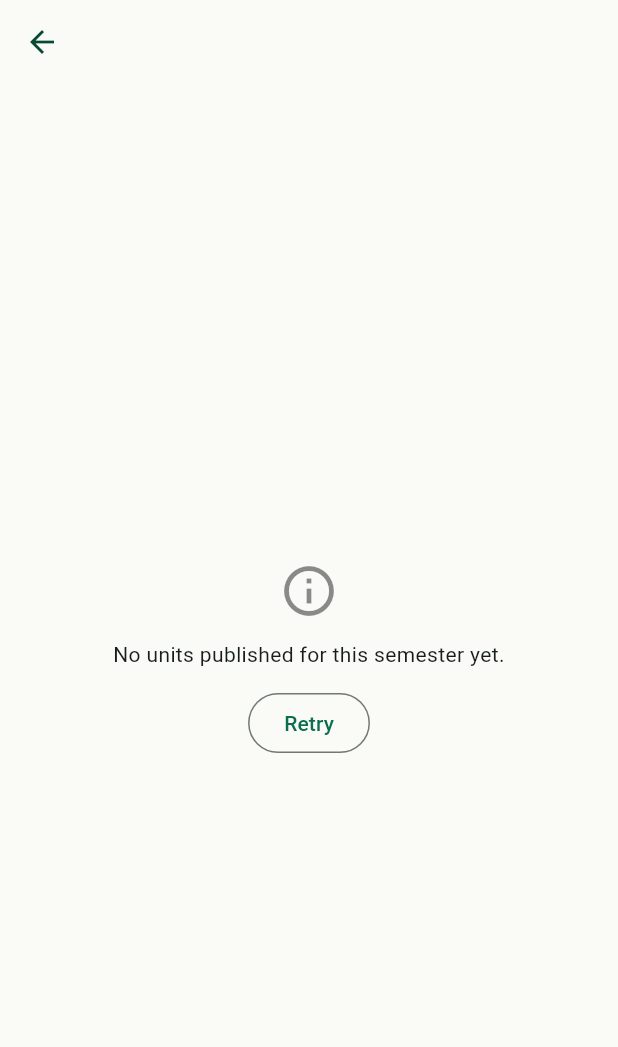
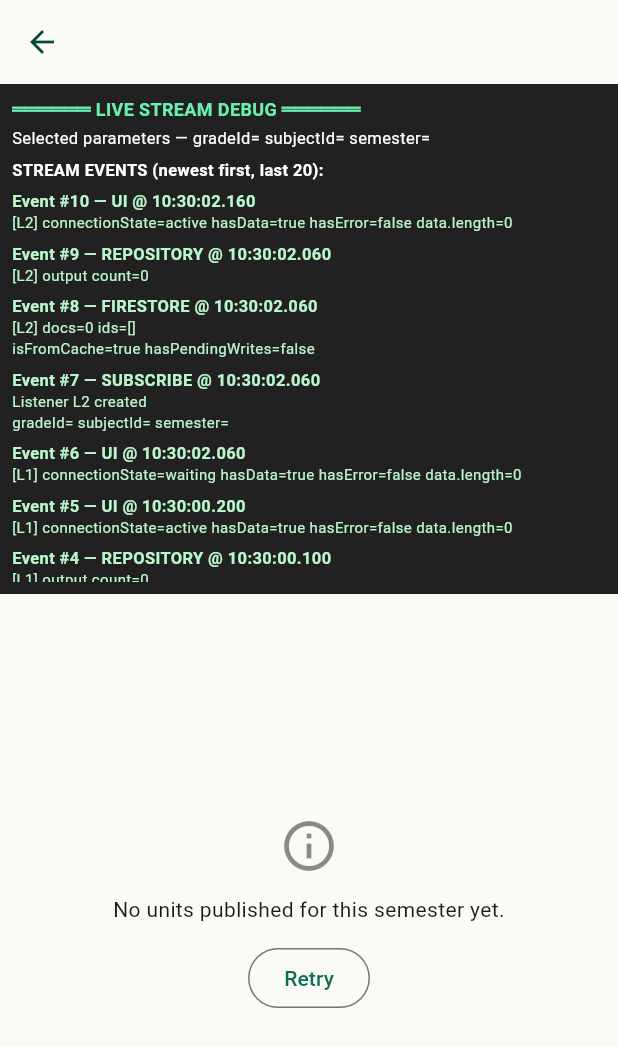
Before and after one commit to Asmatullah-2022/DCTE-KP-Teachers-, a Flutter app: the SemesterUnitsScreen screen opened directly with empty values, after a tap on "Retry", on a phone screen of 412 x 824 dp. Shown: the top 1047 px of the screen. Run offline on Flutter 3.47's test engine with Material 3 defaults, Android fonts, the phone set to English and light mode, and no system bars; our stand-ins replace cloud_firestore, cloud_functions, connectivity_plus, firebase_auth, firebase_core, firebase_messaging and 5 more; missing offline and left inert: firebase_app_check, syncfusion_flutter_pdfviewer; accounts and stored records are empty.

Commit message:
Add on-screen live debug panel observing the REAL production stream
Per instruction: no adb/Android Studio, no second Firestore query, no
delays, no query changes. Instruments the EXACT watchUnits() stream
the Semester screen already renders.

lib/repositories/curriculum_repository.dart: watchUnits() gains one
new OPTIONAL parameter, `onDebugEvent` (default null, so every other
caller and this method's own query/data-flow is 100% unchanged). It's
invoked synchronously from inside the same .map() callback that was
already there — at subscribe time, at every raw Firestore snapshot,
and after repository mapping — passing a CurriculumStreamEvent with
listener ID, timestamps, doc count, doc IDs, isFromCache,
hasPendingWrites, and repository output count. This is a pure
observation hook: it changes nothing about what data reaches the
stream's real listener, and adds zero Firestore reads.

lib/features/curriculum/semester_units_screen.dart: passes
onDebugEvent into the SAME watchUnits() call already feeding the
production StreamBuilder (one stream instance, one subscription — the
debug panel and the real UI observe the identical data). Renders an
always-visible "LIVE STREAM DEBUG" panel above the content area
(a Column, not swapped out by the empty/error state below it) showing:
selected gradeId/subjectId/semester, and up to the last 20 events —
SUBSCRIBE (listener ID + params), FIRESTORE (doc count, doc IDs,
isFromCache, hasPendingWrites — turns red with "WARNING: COUNT DROPPED
FROM X TO 0" if a listener's count drops from >0 to 0), REPOSITORY
(output count), and UI (the StreamBuilder's own AsyncSnapshot:
connectionState, hasData, hasError, error, data.length), each
timestamped to the millisecond.

This answers the open question directly and visibly on-device: if
FIRESTORE events in the panel show 0 docs, Firestore itself never had
5 to give; if FIRESTORE shows 5 but UI later shows data.length=0 on
the SAME listener ID, the break is between repository output and the
UI — which the REPOSITORY/UI event pairing above will pinpoint by
listener ID.

No Firestore query, index, or data changed — the .where() chain inside
watchUnits() (lines constructing `remote`) is untouched by this commit.

Co-Authored-By: Claude Sonnet 5 <noreply@anthropic.com>
Claude-Session: https://claude.ai/code/session_014kDsRv5hJCdchWyCtTFXnW

```diff
--- a/lib/features/curriculum/semester_units_screen.dart
+++ b/lib/features/curriculum/semester_units_screen.dart
@@ -1,5 +1,3 @@
-import 'dart:developer' as developer;
-
 import 'package:flutter/material.dart';
 import 'package:flutter_riverpod/flutter_riverpod.dart';
 import 'package:go_router/go_router.dart';
@@ -29,57 +27,101 @@ class _SemesterUnitsScreenState extends ConsumerState<SemesterUnitsScreen> {
   late final String _semesterLabel;
   late CurriculumRepository _repo;
 
-  // Created once (initState), recreated only on an explicit Retry — never
-  // inline in build() — so this screen keeps exactly ONE Firestore listener
-  // alive at a time. StreamBuilder cancels the previous subscription itself
-  // when the `stream` instance it's given changes identity (its own
-  // documented didUpdateWidget behavior), so Retry never leaves two
-  // listeners running.
+  // Created once (initState), recreated only on an explicit Retry — this is
+  // the SAME stream instance the production StreamBuilder below renders.
+  // The debug panel observes it via watchUnits()'s onDebugEvent callback —
+  // it does not run a second query.
   late Stream<List<CurriculumModel>> _unitsStream;
+  String _currentListenerId = '(not yet subscribed)';
 
-  int? _lastLoggedCount;
+  // TEMPORARY on-screen live debug panel — every event from the REAL
+  // production watchUnits() stream, plus every distinct UI AsyncSnapshot
+  // state this screen's own StreamBuilder receives. Remove this whole
+  // panel (and CurriculumStreamEvent / onDebugEvent in the repository)
+  // once diagnosed.
+  final List<_DebugLogLine> _log = [];
+  int? _lastKnownCount;
+  String? _lastUiSignature;
 
   @override
   void initState() {
     super.initState();
     _semesterLabel = Uri.decodeComponent(widget.semester);
     _repo = ref.read(curriculumRepositoryProvider);
-    _unitsStream = _repo.watchUnits(gradeId: widget.gradeId, subjectId: widget.subjectId, semester: _semesterLabel);
+    _subscribe();
+  }
+
+  void _subscribe() {
+    _unitsStream = _repo.watchUnits(
+      gradeId: widget.gradeId,
+      subjectId: widget.subjectId,
+      semester: _semesterLabel,
+      onDebugEvent: _onStreamDebugEvent,
+    );
   }
 
   void _retry() {
     setState(() {
-      _lastLoggedCount = null;
-      _unitsStream = _repo.watchUnits(gradeId: widget.gradeId, subjectId: widget.subjectId, semester: _semesterLabel);
+      _lastUiSignature = null;
+      _lastKnownCount = null; // a fresh listener's first result is not a "drop"
+      _subscribe();
     });
   }
 
-  void _logUiState(List<CurriculumModel> units) {
-    final previous = _lastLoggedCount;
-    final now = DateTime.now().toIso8601String().substring(11, 23);
-    if (previous != null && previous > 0 && units.length == 0) {
-      developer.log(
-        '[UI][$now] WARNING: units changed $previous -> 0 for '
-        'gradeId=${widget.gradeId} subjectId=${widget.subjectId} semester=$_semesterLabel '
-        '(source: StreamBuilder in SemesterUnitsScreen._SemesterUnitsScreenState.build)',
-        name: 'firestore',
-      );
+  void _addLog(_DebugLogLine line) {
+    if (!mounted) return;
+    setState(() {
+      _log.insert(0, line);
+      if (_log.length > 20) _log.removeLast();
+    });
   }
-    developer.log(
-      '[UI][$now] rendering ${units.length} unit(s) gradeId=${widget.gradeId} '
-      'subjectId=${widget.subjectId} semester=$_semesterLabel',
-      name: 'firestore',
-    );
-    _lastLoggedCount = units.length;
+
+  // Called SYNCHRONOUSLY from inside the repository's stream pipeline
+  // (from the SAME watchUnits() call the StreamBuilder below is
+  // subscribed to) — every FIRESTORE and REPOSITORY event this screen's
+  // real data actually goes through.
+  void _onStreamDebugEvent(CurriculumStreamEvent event) {
+    _currentListenerId = event.listenerId;
+    if (event.stage == 'subscribe') {
+      _addLog(_DebugLogLine.subscribe(event));
+      return;
+    }
+    if (event.stage == 'firestore') {
+      final previous = _lastKnownCount;
+      final dropped = previous != null && previous > 0 && event.docCount == 0;
+      _lastKnownCount = event.docCount;
+      _addLog(_DebugLogLine.firestore(event, droppedFromNonZero: dropped));
+      return;
+    }
+    if (event.stage == 'repository') {
+      _addLog(_DebugLogLine.repository(event));
+    }
+  }
+
+  // Called from the StreamBuilder's builder — logs the UI-visible
+  // AsyncSnapshot state whenever it actually changes (deduped so
+  // StreamBuilder re-invoking builder() on unrelated rebuilds doesn't
+  // spam the log or feed back into its own setState).
+  void _logUiSnapshot(AsyncSnapshot<List<CurriculumModel>> snapshot) {
+    final signature = '${snapshot.connectionState}|${snapshot.hasData}|${snapshot.hasError}|${snapshot.data?.length}';
+    if (signature == _lastUiSignature) return;
+    _lastUiSignature = signature;
+    _addLog(_DebugLogLine.ui(snapshot, listenerId: _currentListenerId));
   }
 
   @override
   Widget build(BuildContext context) {
     return Scaffold(
       appBar: AppBar(title: Text(_semesterLabel)),
-      body: StreamBuilder<List<CurriculumModel>>(
+      body: Column(
+        children: [
+          _LiveDebugPanel(gradeId: widget.gradeId, subjectId: widget.subjectId, semester: _semesterLabel, log: _log),
+          Expanded(
+            child: StreamBuilder<List<CurriculumModel>>(
               stream: _unitsStream,
               builder: (context, snapshot) {
+                WidgetsBinding.instance.addPostFrameCallback((_) => _logUiSnapshot(snapshot));
+
                 if (snapshot.connectionState == ConnectionState.waiting) {
                   return const Center(child: CircularProgressIndicator());
                 }
@@ -87,8 +129,6 @@ class _SemesterUnitsScreenState extends ConsumerState<SemesterUnitsScreen> {
                   return ErrorStateView.sourceUnavailable(onRetry: _retry);
                 }
                 final units = snapshot.data ?? const [];
-          WidgetsBinding.instance.addPostFrameCallback((_) => _logUiState(units));
-
                 if (units.isEmpty) {
                   return ErrorStateView(
                     message: 'No units published for this semester yet.',
@@ -116,6 +156,112 @@ class _SemesterUnitsScreenState extends ConsumerState<SemesterUnitsScreen> {
                 );
               },
             ),
+          ),
+        ],
+      ),
     );
   }
 }
+
+/// TEMPORARY — one formatted log entry for the live debug panel. Built from
+/// either a [CurriculumStreamEvent] (repository/Firestore stages) or a
+/// StreamBuilder [AsyncSnapshot] (UI stage).
+class _DebugLogLine {
+  final String stage;
+  final DateTime timestamp;
+  final String text;
+  final bool isWarning;
+
+  const _DebugLogLine({required this.stage, required this.timestamp, required this.text, this.isWarning = false});
+
+  factory _DebugLogLine.subscribe(CurriculumStreamEvent e) => _DebugLogLine(
+        stage: 'SUBSCRIBE',
+        timestamp: e.timestamp,
+        text: 'Listener ${e.listenerId} created\n'
+            'gradeId=${e.gradeId} subjectId=${e.subjectId} semester=${e.semester}',
+      );
+
+  factory _DebugLogLine.firestore(CurriculumStreamEvent e, {required bool droppedFromNonZero}) => _DebugLogLine(
+        stage: 'FIRESTORE',
+        timestamp: e.timestamp,
+        isWarning: droppedFromNonZero,
+        text: '[${e.listenerId}] docs=${e.docCount} ids=[${e.docIds?.join(", ")}]\n'
+            'isFromCache=${e.isFromCache} hasPendingWrites=${e.hasPendingWrites}'
+            '${droppedFromNonZero ? '\nWARNING: COUNT DROPPED FROM ${e.docCount == 0 ? ">0" : e.docCount} TO 0' : ''}',
+      );
+
+  factory _DebugLogLine.repository(CurriculumStreamEvent e) => _DebugLogLine(
+        stage: 'REPOSITORY',
+        timestamp: e.timestamp,
+        text: '[${e.listenerId}] output count=${e.repositoryCount}',
+      );
+
+  factory _DebugLogLine.ui(AsyncSnapshot<List<CurriculumModel>> s, {required String listenerId}) => _DebugLogLine(
+        stage: 'UI',
+        timestamp: DateTime.now(),
+        text: '[$listenerId] connectionState=${s.connectionState.name} hasData=${s.hasData} '
+            'hasError=${s.hasError}${s.hasError ? ' error=${s.error}' : ''} '
+            'data.length=${s.data?.length ?? "null"}',
+      );
+}
+
+class _LiveDebugPanel extends StatelessWidget {
+  final String gradeId;
+  final String subjectId;
+  final String semester;
+  final List<_DebugLogLine> log;
+
+  const _LiveDebugPanel({required this.gradeId, required this.subjectId, required this.semester, required this.log});
+
+  @override
+  Widget build(BuildContext context) {
+    return Container(
+      width: double.infinity,
+      color: Colors.black87,
+      padding: const EdgeInsets.all(8),
+      constraints: const BoxConstraints(maxHeight: 340),
+      child: SingleChildScrollView(
+        child: Column(
+          crossAxisAlignment: CrossAxisAlignment.start,
+          children: [
+            const Text('══════ LIVE STREAM DEBUG ══════',
+                style: TextStyle(color: Colors.greenAccent, fontWeight: FontWeight.bold, fontSize: 12)),
+            const SizedBox(height: 4),
+            Text('Selected parameters — gradeId=$gradeId subjectId=$subjectId semester=$semester',
+                style: const TextStyle(color: Colors.white, fontSize: 11)),
+            const SizedBox(height: 6),
+            const Text('STREAM EVENTS (newest first, last 20):',
+                style: TextStyle(color: Colors.white, fontWeight: FontWeight.bold, fontSize: 11)),
+            for (int i = 0; i < log.length; i++) _LogEntryView(index: log.length - i, line: log[i]),
+            if (log.isEmpty)
+              const Text('(waiting for first event…)', style: TextStyle(color: Colors.white54, fontSize: 11)),
+          ],
+        ),
+      ),
+    );
+  }
+}
+
+class _LogEntryView extends StatelessWidget {
+  final int index;
+  final _DebugLogLine line;
+  const _LogEntryView({required this.index, required this.line});
+
+  @override
+  Widget build(BuildContext context) {
+    final color = line.isWarning ? Colors.redAccent : Colors.greenAccent.shade100;
+    return Padding(
+      padding: const EdgeInsets.only(top: 6),
+      child: Column(
+        crossAxisAlignment: CrossAxisAlignment.start,
+        children: [
+          Text(
+            'Event #$index — ${line.stage} @ ${line.timestamp.toIso8601String().substring(11, 23)}',
+            style: TextStyle(color: color, fontWeight: FontWeight.bold, fontSize: 11),
+          ),
+          Text(line.text, style: TextStyle(color: color, fontSize: 10)),
+        ],
+      ),
+    );
+  }
+}
--- a/lib/repositories/curriculum_repository.dart
+++ b/lib/repositories/curriculum_repository.dart
@@ -12,6 +12,40 @@ import 'local_curriculum_data.dart';
 /// Monotonically increasing ID assigned to each watchUnits() subscription,
 /// so log lines from concurrent/successive listeners are distinguishable.
 int _watchUnitsListenerCounter = 0;
+
+/// One observed event from a [CurriculumRepository.watchUnits] subscription
+/// — passed to that method's optional `onDebugEvent` callback so a caller
+/// (e.g. a temporary on-screen debug panel) can observe the EXACT same
+/// stream the UI renders, without running a second query. Purely an
+/// observation hook: it changes nothing about what data flows to the
+/// stream's actual listener.
+class CurriculumStreamEvent {
+  final String listenerId;
+  final DateTime timestamp;
+  final String stage; // 'subscribe' | 'firestore' | 'repository'
+  final String gradeId;
+  final String subjectId;
+  final String semester;
+  final int? docCount;
+  final List<String>? docIds;
+  final bool? isFromCache;
+  final bool? hasPendingWrites;
+  final int? repositoryCount;
+
+  const CurriculumStreamEvent({
+    required this.listenerId,
+    required this.timestamp,
+    required this.stage,
+    required this.gradeId,
+    required this.subjectId,
+    required this.semester,
+    this.docCount,
+    this.docIds,
+    this.isFromCache,
+    this.hasPendingWrites,
+    this.repositoryCount,
+  });
+}
 
 /// Public reads only — write access is restricted to admins by
 /// firestore.rules; see firebase/firestore.rules.
@@ -64,13 +98,23 @@ class CurriculumRepository {
     required String gradeId,
     required String subjectId,
     required String semester,
+    void Function(CurriculumStreamEvent event)? onDebugEvent,
   }) async* {
     final listenerId = 'L${++_watchUnitsListenerCounter}';
     final now = () => DateTime.now().toIso8601String().substring(11, 23);
+
     developer.log(
       '[$listenerId][${now()}] SUBSCRIBE gradeId=$gradeId subjectId=$subjectId semester=$semester',
       name: 'firestore',
     );
+    onDebugEvent?.call(CurriculumStreamEvent(
+      listenerId: listenerId,
+      timestamp: DateTime.now(),
+      stage: 'subscribe',
+      gradeId: gradeId,
+      subjectId: subjectId,
+      semester: semester,
+    ));
 
     final local = (await LocalCurriculumData.curriculum())
         .where((c) => c.gradeId == gradeId && c.subjectId == subjectId && c.semester == semester)
@@ -86,14 +130,37 @@ class CurriculumRepository {
         .orderBy('unitNumber')
         .snapshots()
         .map((s) {
+      final docIds = s.docs.map((d) => d.id).toList();
       developer.log(
         '[$listenerId][${now()}] FIRESTORE -> ${s.docs.length} doc(s) '
-        '[${s.docs.map((d) => d.id).join(", ")}] isFromCache=${s.metadata.isFromCache} '
+        '[${docIds.join(", ")}] isFromCache=${s.metadata.isFromCache} '
         'hasPendingWrites=${s.metadata.hasPendingWrites}',
         name: 'firestore',
       );
+      onDebugEvent?.call(CurriculumStreamEvent(
+        listenerId: listenerId,
+        timestamp: DateTime.now(),
+        stage: 'firestore',
+        gradeId: gradeId,
+        subjectId: subjectId,
+        semester: semester,
+        docCount: s.docs.length,
+        docIds: docIds,
+        isFromCache: s.metadata.isFromCache,
+        hasPendingWrites: s.metadata.hasPendingWrites,
+      ));
+
       final units = s.docs.map(CurriculumModel.fromDoc).toList();
       developer.log('[$listenerId][${now()}] REPOSITORY -> ${units.length} unit(s)', name: 'firestore');
+      onDebugEvent?.call(CurriculumStreamEvent(
+        listenerId: listenerId,
+        timestamp: DateTime.now(),
+        stage: 'repository',
+        gradeId: gradeId,
+        subjectId: subjectId,
+        semester: semester,
+        repositoryCount: units.length,
+      ));
       return units;
     });
 
```
Lines whose indentation alone changed are shown as unchanged.
